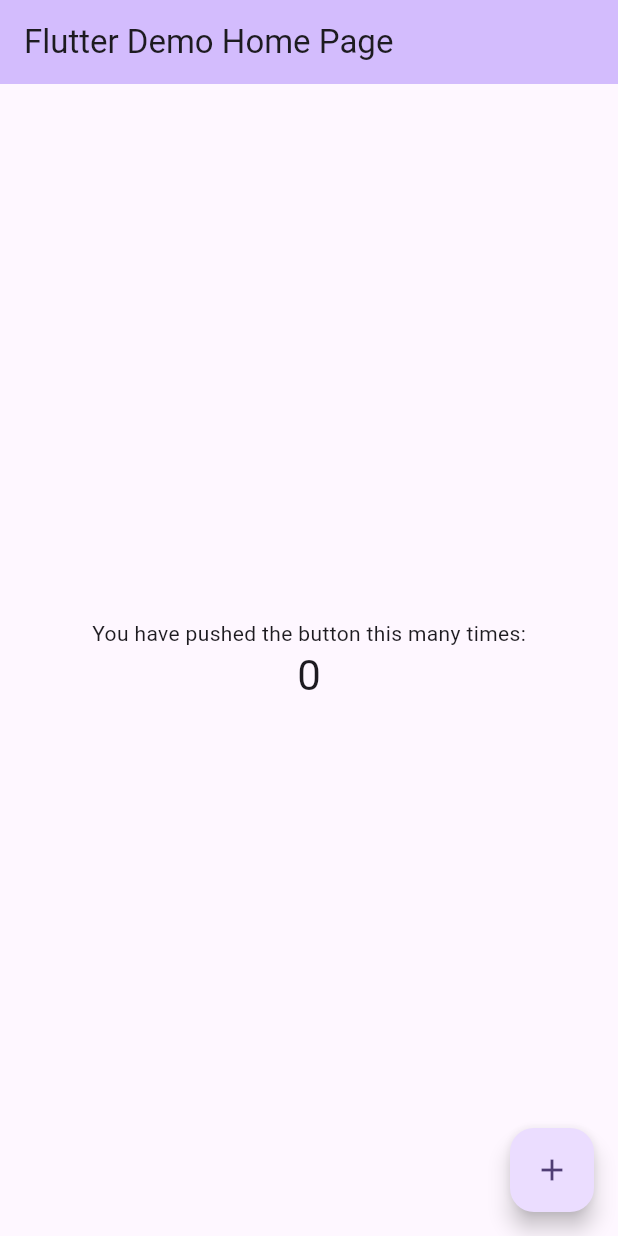
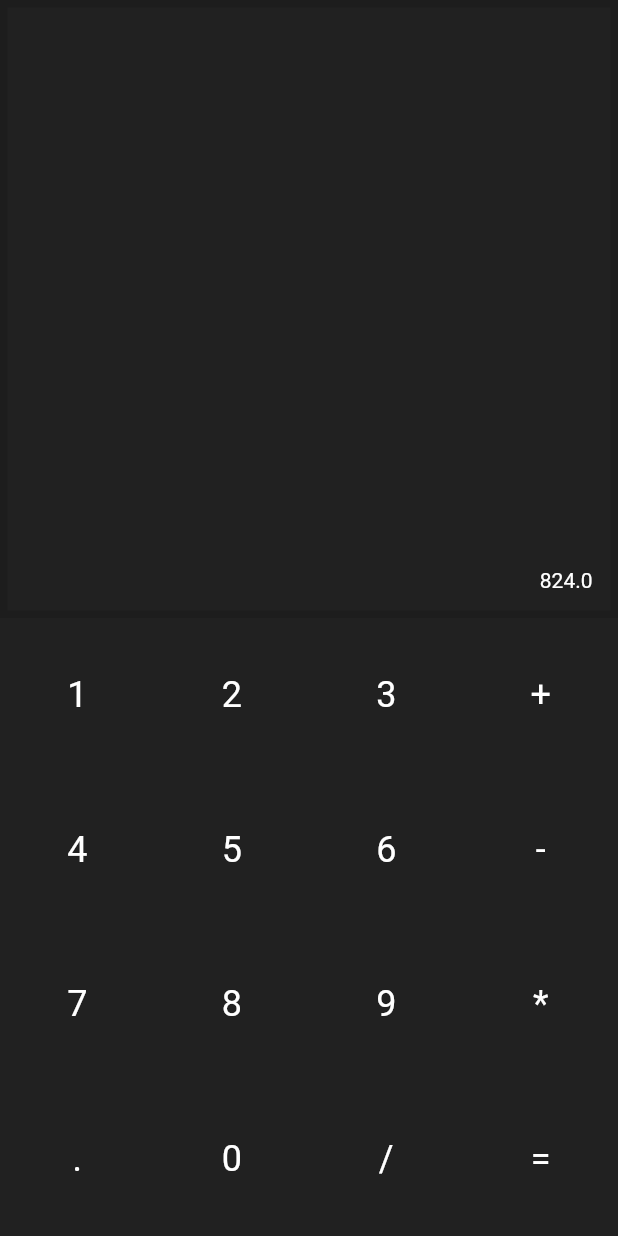
Before and after one commit to Pushpender-18/Basic-Calculator, a Flutter app: the screen it shows after launch, on a phone screen of 412 x 824 dp. Run offline on Flutter 3.47's test engine with Material 2 defaults, Android fonts, the phone set to English and light mode, and no system bars.

Commit message:
Added Display and Keyboard(Not Working)

```diff
--- /dev/null
+++ b/lib/data/key_data.dart
@@ -0,0 +1,32 @@
+class KeyData {
+  int index = 0;
+  final data = [
+    '1',
+    '2',
+    '3',
+    '+',
+    '4',
+    '5',
+    '6',
+    '-',
+    '7',
+    '8',
+    '9',
+    '*',
+    '.',
+    '0',
+    '/',
+    '=',
+  ];
+
+  get value {
+    String d = data[index];
+    index++;
+    index %= data.length;
+    return d;
+  }
+
+  get length {
+    return data.length;
+  }
+}
--- a/lib/main.dart
+++ b/lib/main.dart
@@ -1,125 +1,10 @@
+import 'package:calculator/screens/calculator.dart';
 import 'package:flutter/material.dart';
 
 void main() {
-  runApp(const MyApp());
+  runApp(
+    const MaterialApp(
+      home: CalculatorPage(),
+    ),
+  );
 }
-
-class MyApp extends StatelessWidget {
-  const MyApp({super.key});
-
-  // This widget is the root of your application.
-  @override
-  Widget build(BuildContext context) {
-    return MaterialApp(
-      title: 'Flutter Demo',
-      theme: ThemeData(
-        // This is the theme of your application.
-        //
-        // TRY THIS: Try running your application with "flutter run". You'll see
-        // the application has a blue toolbar. Then, without quitting the app,
-        // try changing the seedColor in the colorScheme below to Colors.green
-        // and then invoke "hot reload" (save your changes or press the "hot
-        // reload" button in a Flutter-supported IDE, or press "r" if you used
-        // the command line to start the app).
-        //
-        // Notice that the counter didn't reset back to zero; the application
-        // state is not lost during the reload. To reset the state, use hot
-        // restart instead.
-        //
-        // This works for code too, not just values: Most code changes can be
-        // tested with just a hot reload.
-        colorScheme: ColorScheme.fromSeed(seedColor: Colors.deepPurple),
-        useMaterial3: true,
-      ),
-      home: const MyHomePage(title: 'Flutter Demo Home Page'),
-    );
-  }
-}
-
-class MyHomePage extends StatefulWidget {
-  const MyHomePage({super.key, required this.title});
-
-  // This widget is the home page of your application. It is stateful, meaning
-  // that it has a State object (defined below) that contains fields that affect
-  // how it looks.
-
-  // This class is the configuration for the state. It holds the values (in this
-  // case the title) provided by the parent (in this case the App widget) and
-  // used by the build method of the State. Fields in a Widget subclass are
-  // always marked "final".
-
-  final String title;
-
-  @override
-  State<MyHomePage> createState() => _MyHomePageState();
-}
-
-class _MyHomePageState extends State<MyHomePage> {
-  int _counter = 0;
-
-  void _incrementCounter() {
-    setState(() {
-      // This call to setState tells the Flutter framework that something has
-      // changed in this State, which causes it to rerun the build method below
-      // so that the display can reflect the updated values. If we changed
-      // _counter without calling setState(), then the build method would not be
-      // called again, and so nothing would appear to happen.
-      _counter++;
-    });
-  }
-
-  @override
-  Widget build(BuildContext context) {
-    // This method is rerun every time setState is called, for instance as done
-    // by the _incrementCounter method above.
-    //
-    // The Flutter framework has been optimized to make rerunning build methods
-    // fast, so that you can just rebuild anything that needs updating rather
-    // than having to individually change instances of widgets.
-    return Scaffold(
-      appBar: AppBar(
-        // TRY THIS: Try changing the color here to a specific color (to
-        // Colors.amber, perhaps?) and trigger a hot reload to see the AppBar
-        // change color while the other colors stay the same.
-        backgroundColor: Theme.of(context).colorScheme.inversePrimary,
-        // Here we take the value from the MyHomePage object that was created by
-        // the App.build method, and use it to set our appbar title.
-        title: Text(widget.title),
-      ),
-      body: Center(
-        // Center is a layout widget. It takes a single child and positions it
-        // in the middle of the parent.
-        child: Column(
-          // Column is also a layout widget. It takes a list of children and
-          // arranges them vertically. By default, it sizes itself to fit its
-          // children horizontally, and tries to be as tall as its parent.
-          //
-          // Column has various properties to control how it sizes itself and
-          // how it positions its children. Here we use mainAxisAlignment to
-          // center the children vertically; the main axis here is the vertical
-          // axis because Columns are vertical (the cross axis would be
-          // horizontal).
-          //
-          // TRY THIS: Invoke "debug painting" (choose the "Toggle Debug Paint"
-          // action in the IDE, or press "p" in the console), to see the
-          // wireframe for each widget.
-          mainAxisAlignment: MainAxisAlignment.center,
-          children: <Widget>[
-            const Text(
-              'You have pushed the button this many times:',
-            ),
-            Text(
-              '$_counter',
-              style: Theme.of(context).textTheme.headlineMedium,
-            ),
-          ],
-        ),
-      ),
-      floatingActionButton: FloatingActionButton(
-        onPressed: _incrementCounter,
-        tooltip: 'Increment',
-        child: const Icon(Icons.add),
-      ), // This trailing comma makes auto-formatting nicer for build methods.
-    );
-  }
-}
--- /dev/null
+++ b/lib/screens/calculator.dart
@@ -0,0 +1,22 @@
+import 'package:calculator/widgets/display.dart';
+import 'package:calculator/widgets/keyboard.dart';
+import 'package:flutter/material.dart';
+
+class CalculatorPage extends StatelessWidget {
+  const CalculatorPage({super.key});
+
+  @override
+  Widget build(BuildContext context) {
+    final height = MediaQuery.of(context).size.height;
+
+    return Scaffold(
+      body: Column(
+        mainAxisSize: MainAxisSize.max,
+        children: [
+          Display(msg: height.toString(), height: height / 2),
+          Keyboard(height: height / 2),
+        ],
+      ),
+    );
+  }
+}
--- /dev/null
+++ b/lib/widgets/display.dart
@@ -0,0 +1,30 @@
+import 'package:flutter/material.dart';
+
+class Display extends StatelessWidget {
+  const Display({super.key, required this.msg, required this.height});
+  final String msg;
+  final double height;
+
+  @override
+  Widget build(BuildContext context) {
+    return Container(
+      decoration: BoxDecoration(
+        color: Colors.black87,
+        border: Border.all(
+          width: 5,
+          color: Colors.black12,
+        ),
+      ),
+      padding: const EdgeInsets.all(12),
+      alignment: Alignment.bottomRight,
+      height: height,
+      width: double.infinity,
+      child: Text(
+        msg,
+        style: const TextStyle(
+          color: Colors.white,
+        ),
+      ),
+    );
+  }
+}
--- /dev/null
+++ b/lib/widgets/keyboard.dart
@@ -0,0 +1,32 @@
+import 'package:calculator/data/key_data.dart';
+import 'package:flutter/material.dart';
+
+class Keyboard extends StatelessWidget {
+  const Keyboard({super.key, required this.height});
+  final double height;
+
+  @override
+  Widget build(BuildContext context) {
+    final keyData = KeyData();
+
+    return Container(
+      height: height,
+      color: Colors.black87,
+      child: GridView.count(
+        crossAxisCount: 4,
+        children: [
+          for (int i = 0; i < keyData.length; i++)
+            InkWell(
+              onTap: () {},
+              child: Center(
+                child: Text(
+                  keyData.value,
+                  style: const TextStyle(color: Colors.white, fontSize: 24),
+                ),
+              ),
+            ),
+        ],
+      ),
+    );
+  }
+}
```
